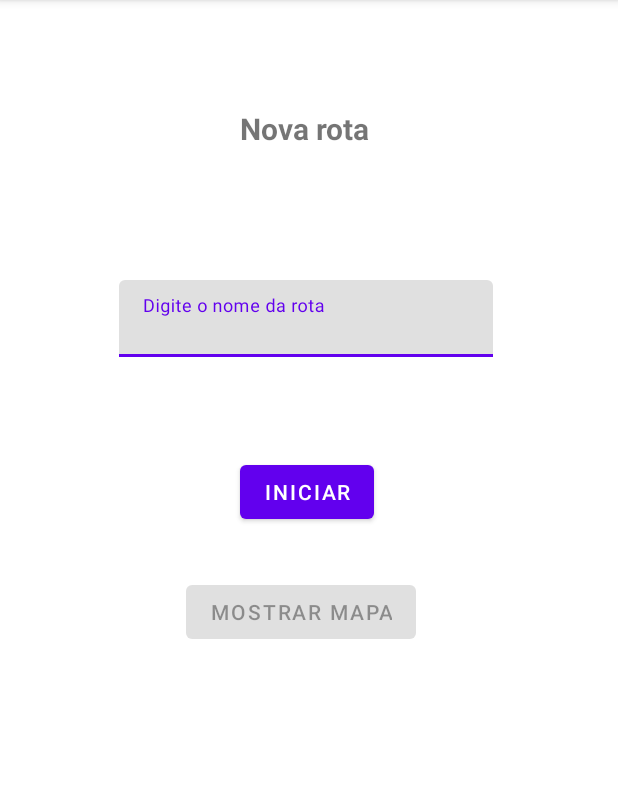
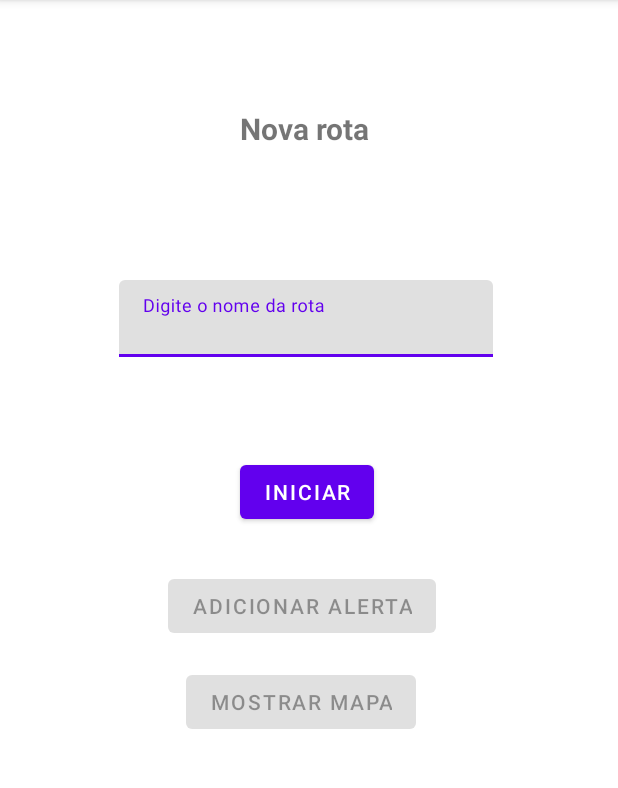
Before and after one commit to gregordrebes/geolocation, an Android app: the RouteActivity screen opened directly, with no data from a screen before it, on a phone screen of 412 x 824 dp, the part 84-872 px from its top. Run offline under Robolectric (Android 15) with nearby library versions, the phone set to English and light mode, and no system bars.

Commit message:
working on 'add alert' button and dialog/modal call

```diff
--- a/app/build.gradle
+++ b/app/build.gradle
@@ -38,6 +38,7 @@ dependencies {
     implementation 'com.google.android.material:material:1.5.0'
     implementation 'androidx.constraintlayout:constraintlayout:2.1.3'
     implementation 'com.google.android.gms:play-services-maps:18.0.2'
+    implementation 'androidx.preference:preference:1.2.0'
     testImplementation 'junit:junit:4.13.2'
     androidTestImplementation 'androidx.test.ext:junit:1.1.3'
     androidTestImplementation 'androidx.test.espresso:espresso-core:3.4.0'
--- a/app/src/main/res/layout/activity_route.xml
+++ b/app/src/main/res/layout/activity_route.xml
@@ -21,7 +21,7 @@
         android:layout_width="wrap_content"
         android:layout_height="wrap_content"
         android:layout_marginStart="124dp"
-        android:layout_marginTop="384dp"
+        android:layout_marginTop="444dp"
         android:enabled="false"
         android:text="Mostrar mapa"
         app:layout_constraintStart_toStartOf="parent"
@@ -40,6 +40,7 @@
         app:layout_constraintTop_toTopOf="parent" />
 
     <com.google.android.material.textfield.TextInputLayout
+        android:id="@+id/textInputLayout"
         android:layout_width="249dp"
         android:layout_height="51dp"
         android:layout_marginStart="79dp"
@@ -54,4 +55,15 @@
             android:enabled="true"
             android:hint="Digite o nome da rota" />
     </com.google.android.material.textfield.TextInputLayout>
+
+    <Button
+        android:id="@+id/btAddAlert"
+        android:layout_width="wrap_content"
+        android:layout_height="wrap_content"
+        android:layout_marginStart="112dp"
+        android:layout_marginTop="380dp"
+        android:enabled="false"
+        android:text="Adicionar alerta"
+        app:layout_constraintStart_toStartOf="parent"
+        app:layout_constraintTop_toTopOf="parent" />
 </androidx.constraintlayout.widget.ConstraintLayout>
--- /dev/null
+++ b/app/src/main/res/layout/add_alert_modal.xml
@@ -0,0 +1,6 @@
+<?xml version="1.0" encoding="utf-8"?>
+<androidx.constraintlayout.widget.ConstraintLayout xmlns:android="http://schemas.android.com/apk/res/android"
+    android:layout_width="match_parent"
+    android:layout_height="match_parent">
+
+</androidx.constraintlayout.widget.ConstraintLayout>
```
Also changed, not shown: app/src/main/java/com/example/geolocation/RouteActivity.java (+32 -2 lines), app/src/main/res/values/arrays.xml (added, +12 -0 lines), app/src/main/res/values/strings.xml (+14 -0 lines), app/src/main/res/xml/root_preferences.xml (added, +35 -0 lines).
